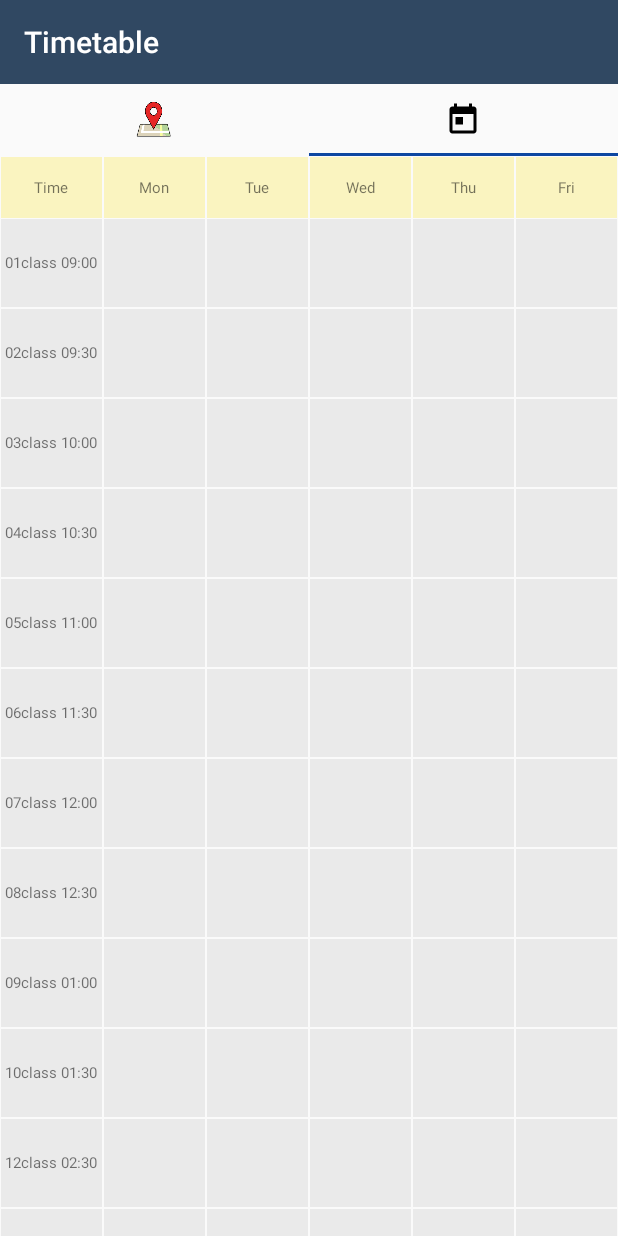
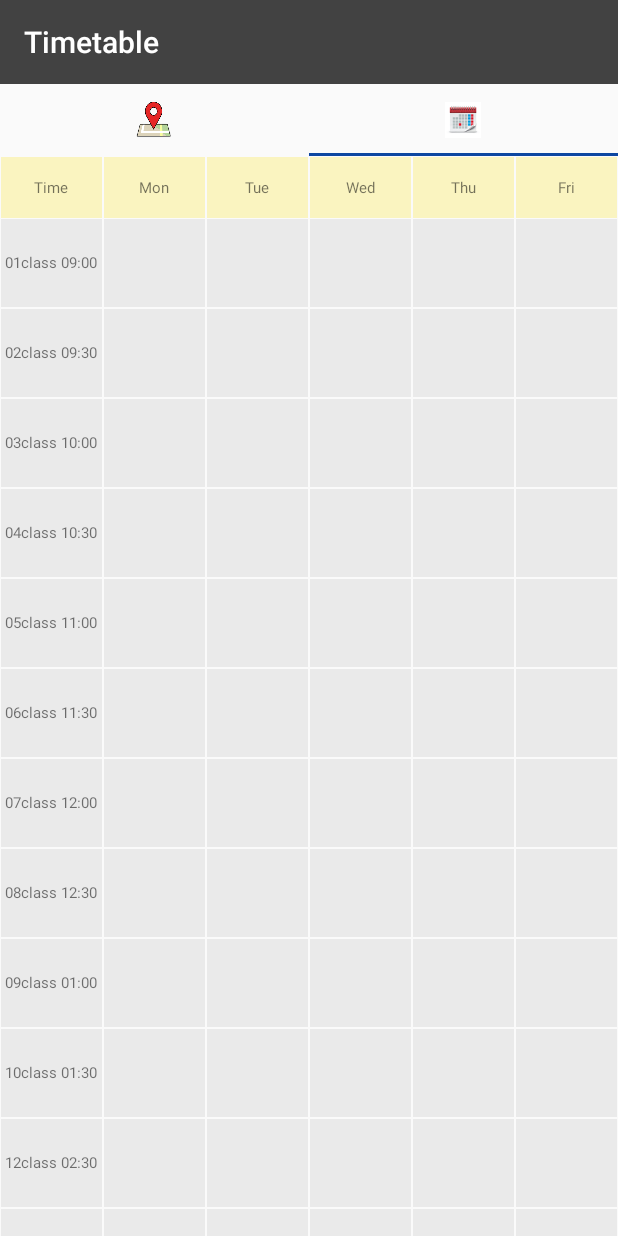
Before and after one commit to NEONKID/DuribonDuribon, an Android app: the screen it shows after launch (MainActivity), tab 2 chosen, on a phone screen of 412 x 824 dp. Run offline under Robolectric (Android 15) with nearby library versions, the phone set to English and light mode, and no system bars; our stand-ins replace ButterKnife; libraries missing offline, so code that uses them is left out: com.skp; 6 statements that could not run were skipped.

Commit message:
아이콘 복귀와 추가

```diff
--- a/app/src/main/res/values/colors.xml
+++ b/app/src/main/res/values/colors.xml
@@ -6,11 +6,7 @@
     <color name="color_spring">#4caf50</color>
     <color name="color_summer">#03A9F4</color>
     <color name="color_fall">#FF5722</color>
-
-    <!--
-         0f1b67 -> 첫번째 후보,
-      -->
-    <color name="color_winter">#304862</color>
+    <color name="color_winter">#424242</color>
     <color name="color_blank">#FFFFFF</color>
     <color name="color_black">#000000</color>
 </resources>
```
Also changed, not shown: app/src/main/res/drawable-hdpi/ic_today_black_24dp.png, app/src/main/res/drawable-mdpi/ic_today_black_24dp.png, app/src/main/res/drawable-xhdpi/ic_today_black_24dp.png, app/src/main/res/drawable-xxhdpi/ic_today_black_24dp.png, app/src/main/res/drawable-xxxhdpi/ic_today_black_24dp.png, app/src/main/res/drawable/end_green.png, app/src/main/res/drawable/start_blue.png, app/src/main/res/mipmap-xxhdpi/ic_launcher.png, app/src/main/res/mipmap-xxxhdpi/ic_launcher.png, 1 other file.
